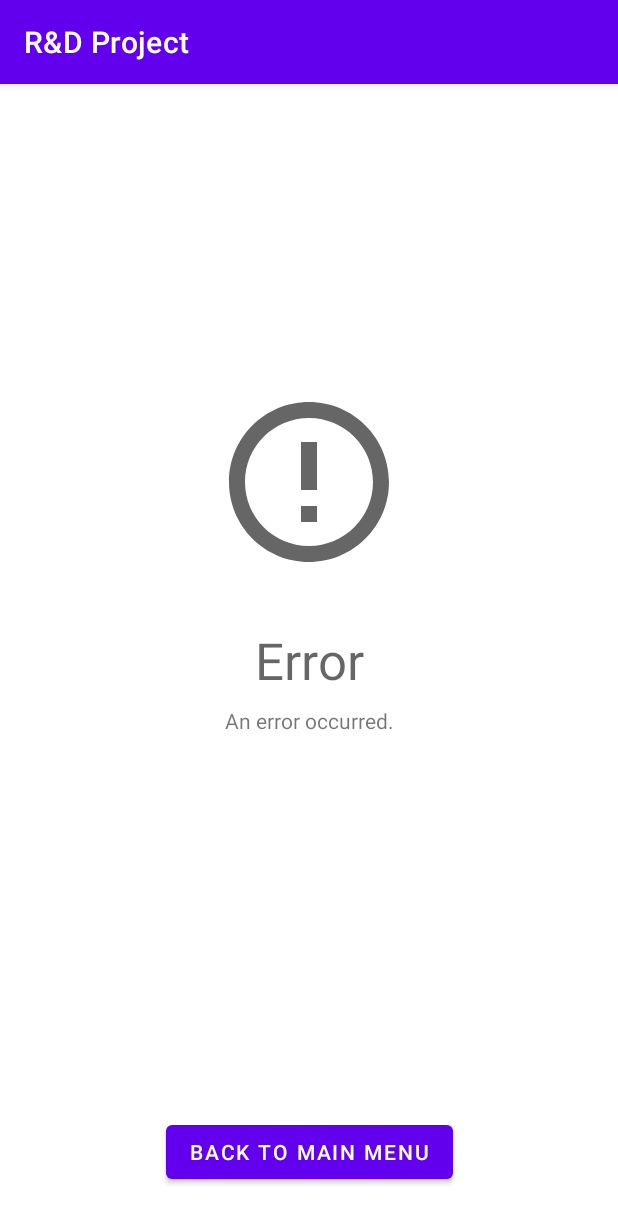
After one commit to madeby0203/GoSwipe, an Android app: the fragment ErrorFragment placed in its activity, on a phone screen of 412 x 824 dp. The commit adds this screen. Shown: the top 1223 px of the screen. Run offline under Robolectric (Android 15) with nearby library versions, the phone set to English and light mode, and no system bars.

Commit message:
Added error screen

```diff
--- /dev/null
+++ b/app/src/main/java/rd/project/fragments/ErrorFragment.java
@@ -0,0 +1,50 @@
+package rd.project.fragments;
+
+import android.os.Bundle;
+import android.view.View;
+import android.widget.Button;
+import android.widget.ImageView;
+import android.widget.TextView;
+import androidx.annotation.NonNull;
+import androidx.core.content.res.ResourcesCompat;
+import androidx.fragment.app.Fragment;
+import androidx.fragment.app.FragmentTransaction;
+import rd.project.Application;
+import rd.project.R;
+
+public class ErrorFragment extends Fragment {
+
+
+    public ErrorFragment() {
+        super(R.layout.fragment_error);
+    }
+
+    @Override
+    public void onViewCreated(@NonNull View view, Bundle savedInstanceState) {
+        Bundle bundle = getArguments();
+        if (bundle != null) {
+            if (bundle.containsKey("icon")) {
+                ImageView icon = view.findViewById(R.id.errorIcon);
+                icon.setImageDrawable(ResourcesCompat.getDrawable(getResources(),
+                        bundle.getInt("icon"),
+                        getActivity().getTheme()));
+            }
+            if (bundle.containsKey("title")) {
+                TextView title = view.findViewById(R.id.errorTitle);
+                title.setText(bundle.getString("title"));
+            }
+            if (bundle.containsKey("description")) {
+                TextView description = view.findViewById(R.id.errorDescription);
+                description.setText(bundle.getString("description"));
+            }
+        }
+
+        // Initialize onClickListeners; each button should switch to the corresponding fragment
+        Button mainMenuButton = (Button) view.findViewById(R.id.mainMenuButton);
+        mainMenuButton.setOnClickListener(v -> getParentFragmentManager().beginTransaction()
+                .setTransition(FragmentTransaction.TRANSIT_FRAGMENT_FADE)
+                .setReorderingAllowed(true)
+                .replace(R.id.fragment_container_view, MenuFragment.class, null)
+                .commit());
+    }
+}
--- a/app/src/main/java/rd/project/fragments/MenuFragment.java
+++ b/app/src/main/java/rd/project/fragments/MenuFragment.java
@@ -54,6 +54,5 @@ public class MenuFragment extends Fragment {
                 .addToBackStack(null) // Pressing the back button in the next fragments makes it return to this one
                 .replace(R.id.fragment_container_view, ResultsFragment.class, null)
                 .commit());
-
     }
 }
--- /dev/null
+++ b/app/src/main/res/drawable/ic_baseline_error_outline_24.xml
@@ -0,0 +1,10 @@
+<vector xmlns:android="http://schemas.android.com/apk/res/android"
+    android:width="24dp"
+    android:height="24dp"
+    android:viewportWidth="24"
+    android:viewportHeight="24"
+    android:tint="?attr/colorControlNormal">
+  <path
+      android:fillColor="@android:color/white"
+      android:pathData="M11,15h2v2h-2zM11,7h2v6h-2zM11.99,2C6.47,2 2,6.48 2,12s4.47,10 9.99,10C17.52,22 22,17.52 22,12S17.52,2 11.99,2zM12,20c-4.42,0 -8,-3.58 -8,-8s3.58,-8 8,-8 8,3.58 8,8 -3.58,8 -8,8z"/>
+</vector>
--- /dev/null
+++ b/app/src/main/res/layout/fragment_error.xml
@@ -0,0 +1,34 @@
+<?xml version="1.0" encoding="utf-8"?>
+<androidx.constraintlayout.widget.ConstraintLayout xmlns:android="http://schemas.android.com/apk/res/android"
+                                                   xmlns:app="http://schemas.android.com/apk/res-auto"
+                                                   xmlns:tools="http://schemas.android.com/tools"
+                                                   android:layout_width="match_parent"
+                                                   android:layout_height="match_parent">
+    <ImageView
+            android:layout_width="128dp"
+            android:layout_height="128dp" app:srcCompat="@drawable/ic_baseline_error_outline_24"
+            android:id="@+id/errorIcon"
+            app:layout_constraintEnd_toEndOf="parent" app:layout_constraintStart_toStartOf="parent"
+            app:layout_constraintBottom_toTopOf="@+id/errorTitle" android:layout_marginBottom="32dp"/>
+    <TextView
+            android:text="Error"
+            android:layout_width="wrap_content"
+            android:layout_height="wrap_content" android:id="@+id/errorTitle"
+            android:textAppearance="@style/TextAppearance.AppCompat.Display1"
+            app:layout_constraintStart_toStartOf="parent"
+            app:layout_constraintEnd_toEndOf="parent"
+            app:layout_constraintTop_toTopOf="parent" app:layout_constraintBottom_toBottomOf="parent"/>
+    <TextView
+            android:layout_width="0dp"
+            android:layout_height="wrap_content" android:id="@+id/errorDescription"
+            app:layout_constraintStart_toStartOf="parent" app:layout_constraintEnd_toEndOf="parent"
+            app:layout_constraintHorizontal_bias="1.0" app:layout_constraintTop_toBottomOf="@+id/errorTitle"
+            android:layout_marginTop="8dp" android:layout_marginStart="32dp" android:layout_marginEnd="32dp"
+            android:textAlignment="center" android:text="An error occurred."/>
+    <Button
+            android:text="Back to main menu"
+            android:layout_width="wrap_content"
+            android:layout_height="wrap_content" android:id="@+id/mainMenuButton"
+            app:layout_constraintEnd_toEndOf="parent" app:layout_constraintStart_toStartOf="parent"
+            app:layout_constraintBottom_toBottomOf="parent" android:layout_marginBottom="32dp"/>
+</androidx.constraintlayout.widget.ConstraintLayout>
```
Also changed, not shown: app/src/main/java/rd/project/Application.java (+29 -0 lines), app/src/main/java/rd/project/fragments/ChatFragment.java (+8 -4 lines).
